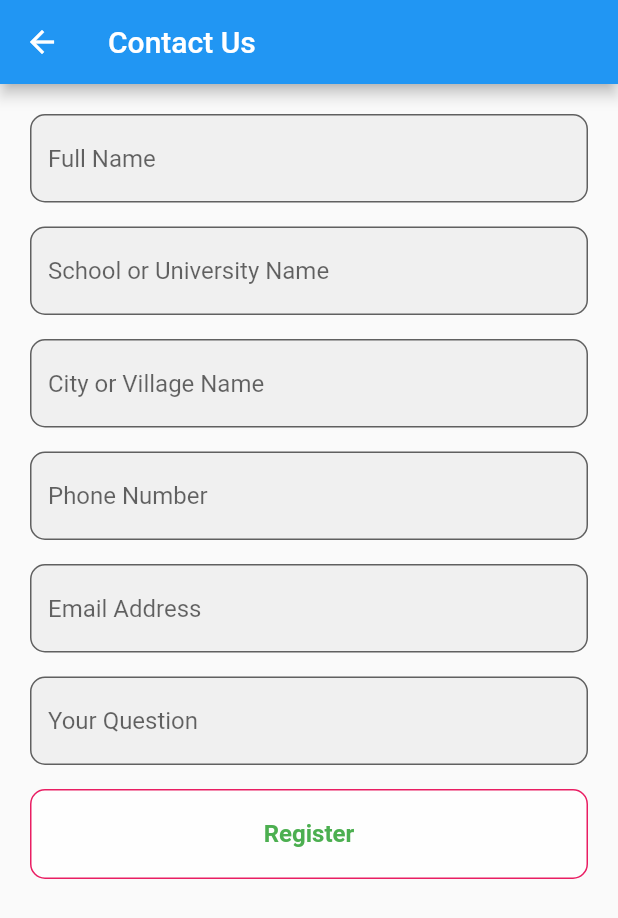
After one commit to Blue-Ray-Flutter/QAC_IOS, a Flutter app: the CombinedNavBodyView screen opened directly, on a phone screen of 412 x 824 dp. The commit adds this screen. Shown: the top 918 px of the screen. Run offline on Flutter 3.47's test engine with Material 2 defaults, Android fonts, the phone set to English and light mode, and no system bars; our stand-ins replace carousel_slider, flutter_svg, get, get_storage; accounts and stored records are empty.

Commit message:
IBRAHIM-1.0.2(non-completed-files)

```diff
--- a/lib/api/repo/http_repo_implementaion.dart
+++ b/lib/api/repo/http_repo_implementaion.dart
@@ -1,5 +1,6 @@
 import 'package:adobe/api/api_url/api_url.dart';
 import 'package:adobe/api/repo/http_repo.dart';
+import 'package:adobe/shared/components/nav_screen/nav_screen.dart';
 import 'package:adobe/views/main_page/main_page.dart';
 import 'package:flutter/material.dart';
 import 'package:flutter/material.dart';
@@ -29,7 +30,7 @@ final fromData = FormData({
 });
 var response= await post(UrlApi.loginUrl,fromData);
 if(response.isOk){
-  Get.to(()=> MainPage());
+  Get.to(()=> CombinedNavBodyView());
   return response;
 
 
--- a/lib/binding/app_binding.dart
+++ b/lib/binding/app_binding.dart
@@ -1,4 +1,5 @@
 
+import 'package:adobe/views/contact_us/controller/contact_us_controller.dart';
 import 'package:get/get.dart';
 import 'package:get/get_instance/src/bindings_interface.dart';
 import 'package:get_storage/get_storage.dart';
@@ -36,6 +37,9 @@ class AppBindings extends Bindings {
       // httpRepository: Get.find(),
       // cacheUtils: Get.find(),
     ));
+    Get.create(() => ContactUsController(
+
+    ));
 
   }
 }
--- a/lib/shared/components/constants/style/color.dart
+++ b/lib/shared/components/constants/style/color.dart
@@ -6,4 +6,5 @@ class AppColor{
   static const globalColor =Colors.green;
   static const globalInvertedColor =Colors.white;
   static const red =Colors.red;
+  static const pink =Colors.pink;
 }
--- /dev/null
+++ b/lib/shared/components/nav_screen/nav_screen.dart
@@ -0,0 +1,43 @@
+import 'package:adobe/shared/components/button/elevated_button.dart';
+import 'package:adobe/shared/components/nav_screen/nav_screen_model/nav_screen_model.dart';
+import 'package:adobe/views/main_page/main_page.dart';
+import 'package:flutter/material.dart';
+
+import '../../../views/about_us/model/about_us_model.dart';
+import '../button/button.dart';
+import '../card_view_container/card_view.dart';
+
+class CombinedNavBodyView extends StatefulWidget {
+  const CombinedNavBodyView({Key? key}) : super(key: key);
+
+  @override
+  State<CombinedNavBodyView> createState() => _CombinedNavBodyViewState();
+}
+
+class _CombinedNavBodyViewState extends State<CombinedNavBodyView> {
+  int _selectedIndex = 0;
+  @override
+  Widget build(BuildContext context) {
+    return Scaffold(
+        body: Stack(
+      children: [
+
+
+        navScreens[_selectedIndex+3].widget,
+        navScreens[_selectedIndex].navBarItem==NavBarItem.aboutUs?ColoredCardGrid(
+          card: CardViewModel(
+            title: 'About Us',
+            color: Colors.blue,
+            icon: Icon(Icons.add) ,
+          ),
+        ):Container(),
+        //
+        // DefaultElevatedButton(
+        //     child: Icon(Icons.add), onPressed: (){}, shape: const CircleBorder(
+        //
+        // ), backgroundColor: Colors.red, ),
+
+      ],
+    ));
+  }
+}
--- /dev/null
+++ b/lib/shared/components/nav_screen/nav_screen_model/nav_screen_model.dart
@@ -0,0 +1,63 @@
+import 'package:adobe/views/add/add.dart';
+import 'package:adobe/views/announcment/announcment.dart';
+import 'package:adobe/views/contact_us/contact_us.dart';
+import 'package:adobe/views/main_page/main_page.dart';
+import 'package:flutter/material.dart';
+
+import '../../../../views/about_us/about_us.dart';
+
+class BottomNavItemModel{
+  NavBarItem navBarItem;
+  IconData icon;
+  String name;
+
+  Widget widget;
+
+  BottomNavItemModel({
+    required this.widget,
+    required this.navBarItem,
+    required this.name,
+    required this.icon,
+  });
+}
+
+enum NavBarItem {
+  home,
+  announcement,
+  aboutUs,
+  contactus,
+  add,
+}
+
+List navScreens = <BottomNavItemModel>[
+  BottomNavItemModel(
+    name: 'Home',
+    icon: Icons.home,
+    navBarItem: NavBarItem.home,
+    widget: const MainPage(),
+  ),
+  BottomNavItemModel(
+    name: 'Announcement',
+    icon: Icons.announcement,
+    navBarItem: NavBarItem.announcement,
+    widget: const Announcement(),
+  ),
+  BottomNavItemModel(
+    name: 'About Us',
+    icon: Icons.info,
+    navBarItem: NavBarItem.aboutUs,
+    widget: const AboutUs(),
+  ),
+  BottomNavItemModel(
+    name: 'Contact Us',
+    icon: Icons.contact_page,
+    navBarItem: NavBarItem.contactus,
+    widget: const ContactUs(),
+  ),
+  BottomNavItemModel(
+    name: 'Add',
+    icon: Icons.add,
+    navBarItem: NavBarItem.add,
+    widget: const Add(),
+  ),
+];
--- /dev/null
+++ b/lib/views/about_us/model/about_us_model.dart
@@ -0,0 +1,60 @@
+import 'dart:ui';
+
+
+import 'package:flutter/material.dart';
+import 'package:get/get.dart';
+
+class CardViewModel   {
+  final Color color;
+  final String title;
+  final Icon icon;
+
+  CardViewModel({
+    required this.color,
+    required this.title,
+    required this.icon,
+  });
+
+  static const List<Color> _colors = [
+    Colors.blue,
+    Colors.red,
+    Colors.green,
+    Colors.purple,
+    Colors.orange,
+  ];
+  static List<CardViewModel> getCards() {
+    return [
+      CardViewModel(
+        color: _colors[0],
+        title: "Card 1",
+        icon: Icon(Icons.ac_unit),
+
+      ),
+      CardViewModel(
+        color: _colors[1],
+        title: "Card 2",
+        icon: Icon(Icons.access_alarm),
+
+      ),
+      CardViewModel(
+        color: _colors[2],
+        title: "Card 3",
+        icon: Icon(Icons.accessibility_new),
+
+      ),
+      CardViewModel(
+        color: _colors[3],
+        title: "Card 4",
+        icon: Icon(Icons.account_balance),
+
+      ),
+      CardViewModel(
+        color: _colors[4],
+        title: "Card 5",
+        icon: Icon(Icons.ac_unit),
+
+      ),
+    ];
+  }
+
+}
--- /dev/null
+++ b/lib/views/contact_us/contact_us.dart
@@ -0,0 +1,170 @@
+import 'package:adobe/shared/components/gap/gap.dart';
+import 'package:adobe/views/contact_us/controller/contact_us_controller.dart';
+import 'package:flutter/material.dart';
+import 'package:get/get.dart';
+
+import '../../shared/components/button/bottom_as_a_body.dart';
+import '../../shared/components/button/elevated_button.dart';
+import '../../shared/components/constants/style/color.dart';
+final _formKey = GlobalKey<FormState>();
+
+class ContactUs extends GetWidget<ContactUsController> {
+  const ContactUs({Key? key}) : super(key: key);
+
+  @override
+  Widget build(BuildContext context) {
+    return  Scaffold(
+appBar: AppBar(
+        title: const Text('Contact Us'),
+      ),
+      body:Padding(
+        padding: const EdgeInsets.all(20.0),
+        child: Form(
+            key: _formKey,
+            child:
+        ListView(
+          children: [
+            TextFormField(
+              decoration:  InputDecoration(
+                hintText: 'Full Name',
+                fillColor: Colors.grey[300]!.withOpacity(0.4),
+                filled: true,
+                border: const OutlineInputBorder(
+                    borderRadius:
+                    BorderRadius.all(Radius.circular(10.0))),
+              ),
+              controller: controller.fullNameController,
+              obscureText: false,
+              keyboardType: TextInputType.name,
+            ),
+
+            Gap(
+              height: 16,
+            ),
+            TextFormField(
+
+              decoration:  InputDecoration(
+                hintText: 'School or University Name',
+                fillColor: Colors.grey[300]!.withOpacity(0.4),
+                filled: true,
+                border: const OutlineInputBorder(
+                    borderRadius:
+                    BorderRadius.all(Radius.circular(10.0))),
+              ),
+              controller: controller.schoolNameController,
+              obscureText: false,
+              keyboardType: TextInputType.text,
+            ),
+            Gap(
+              height: 16,
+            ),
+            TextFormField(
+
+              decoration:  InputDecoration(
+                hintText: 'City or Village Name',
+                fillColor: Colors.grey[300]!.withOpacity(0.4),
+                filled: true,
+                border: const OutlineInputBorder(
+                    borderRadius:
+                    BorderRadius.all(Radius.circular(10.0))),
+              ),
+              controller: controller.cityNameController,
+              obscureText: false,
+              keyboardType: TextInputType.text,
+            ),
+            Gap(
+              height: 16,
+            ),
+            TextFormField(
+
+              decoration:  InputDecoration(
+                hintText: 'Phone Number',
+                fillColor: Colors.grey[300]!.withOpacity(0.4),
+                filled: true,
+                border: const OutlineInputBorder(
+                    borderRadius:
+                    BorderRadius.all(Radius.circular(10.0))),
+              ),
+              controller: controller.phoneController,
+              obscureText: false,
+              keyboardType: TextInputType.phone,
+            ),
+            Gap(
+              height: 16,
+            ),
+            TextFormField(
+
+              decoration:  InputDecoration(
+                hintText: 'Email Address',
+                fillColor: Colors.grey[300]!.withOpacity(0.4),
+                filled: true,
+                border: const OutlineInputBorder(
+                    borderRadius:
+                    BorderRadius.all(Radius.circular(10.0))),
+              ),
+              controller: controller.emailController,
+              obscureText: false,
+              keyboardType: TextInputType.emailAddress,
+            ),
+            Gap(
+              height: 16,
+            ),
+            TextFormField(
+
+              decoration:  InputDecoration(
+
+                hintText: 'Your Question',
+                fillColor: Colors.grey[300]!.withOpacity(0.4),
+                filled: true,
+                border: const OutlineInputBorder(
+                    borderRadius:
+                    BorderRadius.all(Radius.circular(10.0))),
+              ),
+              controller: controller.questionController,
+              obscureText: false,
+              keyboardType: TextInputType.text,
+
+            ),
+            Gap(
+              height: 16,
+            ),
+
+            SizedBox(
+              width: double.infinity,
+              height: 60,
+              child: DefaultElevatedButton(
+
+
+                onPressed: () {
+
+                  Get.to(() => const BottomAsABody());
+                }, shape:RoundedRectangleBorder(
+                side : const BorderSide(color: AppColor.pink),
+                borderRadius: BorderRadius.circular(10),
+              ),
+
+
+                backgroundColor: Colors.white70,
+
+
+                child: const Text(
+                  'Register',
+                  style: TextStyle(
+                    fontSize: 16,
+                    fontWeight: FontWeight.bold,
+                    color: AppColor.globalColor,
+                  ),
+                ),
+              ),
+            )
+
+
+          ],
+
+        )
+
+        ),
+      )
+    );
+  }
+}
--- /dev/null
+++ b/lib/views/contact_us/controller/contact_us_controller.dart
@@ -0,0 +1,14 @@
+import 'package:flutter/material.dart';
+import 'package:get/get.dart';
+
+class ContactUsController extends GetxController{
+  ContactUsController();
+  final cityNameController = TextEditingController();
+  final fullNameController= TextEditingController();
+  final passwordController = TextEditingController();
+  final schoolNameController = TextEditingController();
+  final phoneController= TextEditingController();
+  final questionController = TextEditingController();
+  final emailController = TextEditingController();
+
+}
--- a/lib/views/login/login.dart
+++ b/lib/views/login/login.dart
@@ -219,7 +219,7 @@ class LoginPage extends GetWidget<LoginController> {
                       ),
                     ),
                   ),
-                )
+                ),
               ],
             ),
           ),
--- a/lib/views/register/register.dart
+++ b/lib/views/register/register.dart
@@ -89,7 +89,8 @@ padding: const EdgeInsets.only(top: 20,bottom: 40,),
               ),
               Padding(
                 padding: const EdgeInsets.symmetric(horizontal: 10),
-                child: TextFormField(
+                child:
+                TextFormField(
                   decoration:  InputDecoration(
                     fillColor: Colors.grey[300]!.withOpacity(0.4),
                     filled: true,
```
Also changed, not shown: lib/shared/components/button/bottom_as_a_body.dart (added, +83 -0 lines), lib/shared/components/card_view_container/card_view.dart (added, +65 -0 lines), lib/views/about_us/about_us.dart (added, +36 -0 lines), lib/views/add/add.dart (added, +12 -0 lines), lib/views/announcment/announcment.dart (added, +11 -0 lines), lib/views/main_page/main_page.dart (+10 -6 lines).
